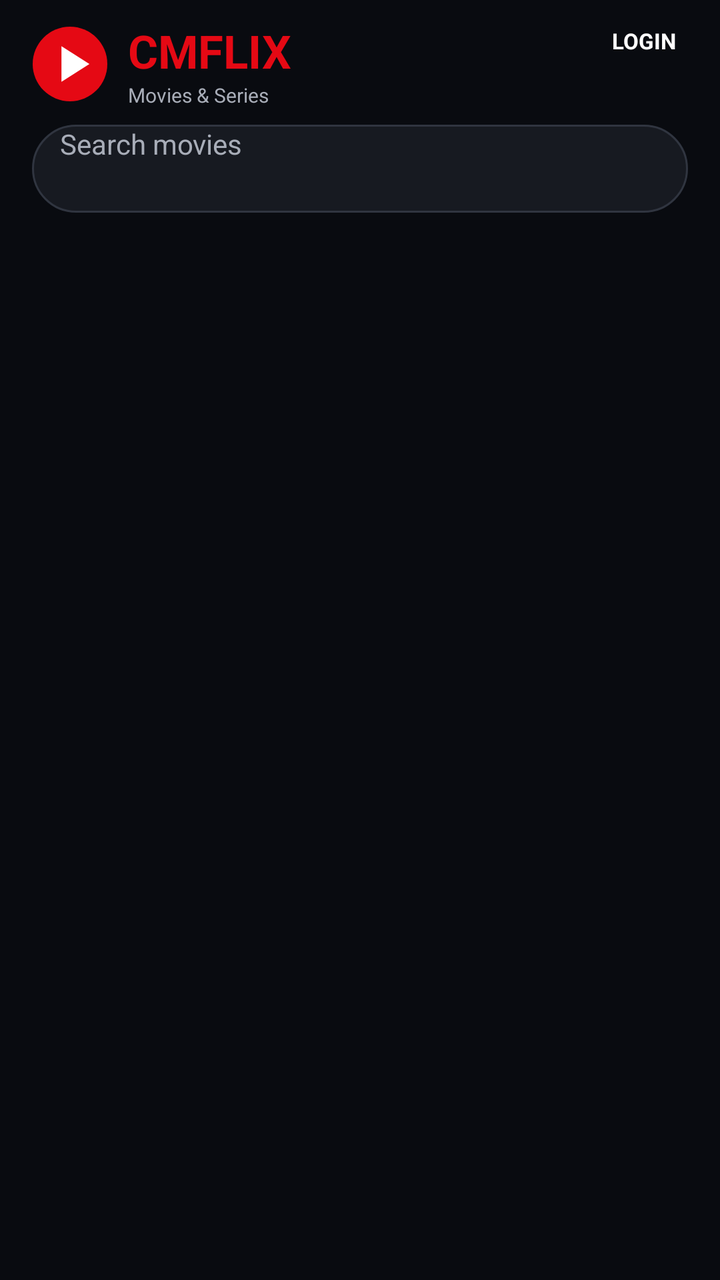
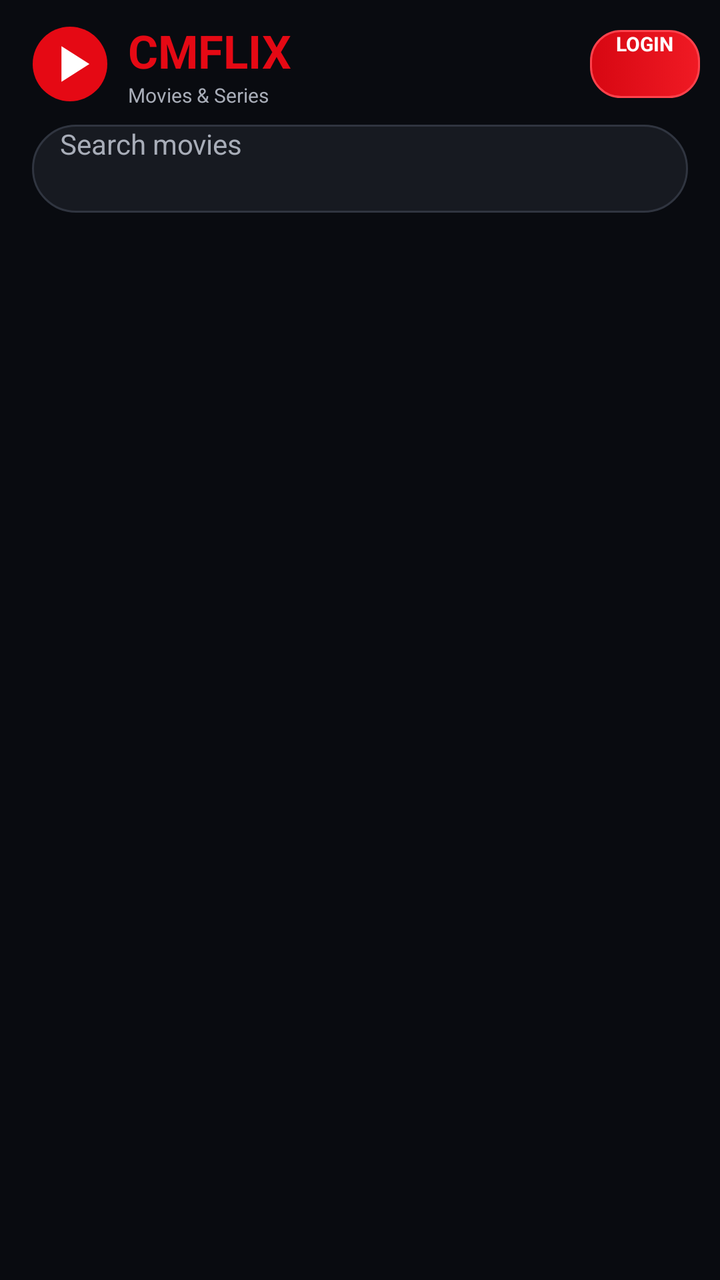

Two renders of the same Android screen: before a commit and after it. Below are the layout's source before the change and the commit's diff.
<!-- AndroidManifest.xml: activity theme Theme.CMFLIXNative.Starting -->
<!-- res/layout/activity_main.xml -->
<?xml version="1.0" encoding="utf-8"?>
<LinearLayout
    xmlns:android="http://schemas.android.com/apk/res/android"
    android:layout_width="match_parent"
    android:layout_height="match_parent"
    android:background="@color/dark_bg"
    android:orientation="vertical">

    <LinearLayout
        android:layout_width="match_parent"
        android:layout_height="wrap_content"
        android:gravity="center_vertical"
        android:orientation="horizontal"
        android:paddingStart="14dp"
        android:paddingTop="10dp"
        android:paddingEnd="10dp"
        android:paddingBottom="8dp">

        <ImageView
            android:layout_width="42dp"
            android:layout_height="42dp"
            android:contentDescription="@string/app_name"
            android:src="@drawable/ic_cmflix_logo" />

        <LinearLayout
            android:layout_width="0dp"
            android:layout_height="wrap_content"
            android:layout_marginStart="8dp"
            android:layout_weight="1"
            android:orientation="vertical">

            <TextView
                android:id="@+id/titleText"
                android:layout_width="wrap_content"
                android:layout_height="wrap_content"
                android:text="CMFLIX"
                android:textColor="@color/brand_red"
                android:textSize="23sp"
                android:textStyle="bold" />

            <TextView
                android:layout_width="wrap_content"
                android:layout_height="wrap_content"
                android:text="Movies &amp; Series"
                android:textColor="@color/gray_text"
                android:textSize="10sp" />

        </LinearLayout>

        <Button
            android:id="@+id/accountButton"
            android:layout_width="wrap_content"
            android:layout_height="38dp"
            android:backgroundTint="@color/brand_red"
            android:minHeight="0dp"
            android:minWidth="0dp"
            android:paddingStart="12dp"
            android:paddingEnd="12dp"
            android:text="LOGIN"
            android:textColor="@color/white"
            android:textSize="11sp"
            android:textStyle="bold" />

        <Button
    android:id="@+id/premiumButton"
    android:layout_width="wrap_content"
    android:layout_height="30dp"
    android:layout_marginStart="5dp"
    android:background="@drawable/vip_badge_bg"
    android:clickable="true"
    android:focusable="true"
    android:minHeight="0dp"
    android:minWidth="0dp"
    android:paddingStart="8dp"
    android:paddingEnd="8dp"
    android:text="P-0Day"
    android:textAllCaps="false"
    android:textColor="#FFF4C5"
    android:textSize="9sp"
    android:textStyle="bold"
    android:visibility="gone" />


    </LinearLayout>

    <EditText
    android:id="@+id/searchInput"
    android:layout_width="match_parent"
    android:layout_height="44dp"
    android:layout_marginStart="16dp"
    android:layout_marginEnd="16dp"
    android:layout_marginBottom="6dp"
    android:background="@drawable/search_bg"
    android:hint="Search movies"
    android:imeOptions="actionSearch"
    android:inputType="text"
    android:maxLength="50"
    android:maxLines="1"
    android:paddingStart="14dp"
    android:paddingEnd="14dp"
    android:singleLine="true"
    android:textColor="@color/white"
    android:textColorHint="@color/gray_text"
    android:textSize="14sp" />


    <LinearLayout
    android:id="@+id/categoryBar"
    android:layout_width="match_parent"
    android:layout_height="wrap_content"
    android:gravity="center"
    android:orientation="horizontal"
    android:paddingStart="10dp"
    android:paddingTop="5dp"
    android:paddingEnd="10dp"
    android:paddingBottom="10dp" />


    <FrameLayout
        android:layout_width="match_parent"
        android:layout_height="0dp"
        android:layout_weight="1">

        <androidx.recyclerview.widget.RecyclerView
            android:id="@+id/recycler"
            android:layout_width="match_parent"
            android:layout_height="match_parent"
            android:clipToPadding="false"
            android:overScrollMode="never"
            android:paddingStart="7dp"
            android:paddingTop="2dp"
            android:paddingEnd="7dp"
            android:paddingBottom="24dp"
            android:scrollbars="none" />

        <TextView
            android:id="@+id/errorText"
            android:layout_width="match_parent"
            android:layout_height="wrap_content"
            android:layout_gravity="center"
            android:gravity="center"
            android:padding="24dp"
            android:textColor="@color/gray_text"
            android:textSize="14sp"
            android:visibility="gone" />

        <ProgressBar
            android:id="@+id/progress"
            android:layout_width="44dp"
            android:layout_height="44dp"
            android:layout_gravity="bottom|center_horizontal"
            android:layout_marginBottom="18dp"
            android:visibility="gone" />

    </FrameLayout>

</LinearLayout>
<!-- resources referenced by this layout -->
<resources>
  <color name="brand_red">#E50914</color>
  <color name="dark_bg">#090B10</color>
  <color name="gray_text">#A8ADB8</color>
  <color name="white">#FFFFFF</color>
  <!-- drawable ic_cmflix_logo (drawable) -->
  <?xml version="1.0" encoding="utf-8"?>
  <vector
      xmlns:android="http://schemas.android.com/apk/res/android"
      android:width="108dp"
      android:height="108dp"
      android:viewportWidth="108"
      android:viewportHeight="108">
  
      <path
          android:fillColor="#E50914"
          android:pathData="M54,6A48,48 0,1 0,54 102A48,48 0,1 0,54 6" />
  
      <path
          android:fillColor="#FFFFFF"
          android:pathData="M43,31 L43,77 L79,54 Z" />
  
  </vector>
  <!-- drawable search_bg (drawable) -->
  <?xml version="1.0" encoding="utf-8"?>
  <shape
      xmlns:android="http://schemas.android.com/apk/res/android"
      android:shape="rectangle">
  
      <solid android:color="#171A21" />
  
      <corners android:radius="22dp" />
  
      <stroke
          android:width="1dp"
          android:color="#303540" />
  
  </shape>
  <!-- drawable vip_badge_bg (drawable) -->
  <?xml version="1.0" encoding="utf-8"?>
  <shape
      xmlns:android="http://schemas.android.com/apk/res/android"
      android:shape="rectangle">
  
      <gradient
          android:angle="0"
          android:startColor="#6E4A00"
          android:endColor="#A86C00" />
  
      <corners android:radius="15dp" />
  
      <stroke
          android:width="1dp"
          android:color="#D8A936" />
  
  </shape>
  <string name="app_name">CMFLIX</string>
  <style name="Theme.CMFLIXNative.Starting" parent="Theme.SplashScreen">
  
          <item name="windowSplashScreenBackground">
              @color/dark_bg
          </item>
  
          <item name="windowSplashScreenAnimatedIcon">
              @drawable/ic_cmflix_logo
          </item>
  
          <item name="windowSplashScreenIconBackgroundColor">
              @color/dark_bg
          </item>
  
          <item name="postSplashScreenTheme">
              @style/Theme.CMFLIXNative
          </item>
      </style>
  <style name="Theme.CMFLIXNative" parent="Theme.AppCompat.DayNight.NoActionBar">
  
          <item name="android:fontFamily">sans</item>
          <item name="android:windowActionModeOverlay">true</item>
          <item name="android:colorAccent">@color/white</item>
          <item name="android:navigationBarColor">@color/black</item>
          <item name="android:statusBarColor">@color/black</item>
          <item name="android:windowLightStatusBar">false</item>
          <item name="android:windowBackground">@color/dark_bg</item>
      </style>
  <color name="black">#000000</color>
</resources>

<!-- the commit's change to res/layout/activity_main.xml (unified diff, before → after) -->
@@ -48,18 +48,21 @@
         </LinearLayout>
 
         <Button
-            android:id="@+id/accountButton"
-            android:layout_width="wrap_content"
-            android:layout_height="38dp"
-            android:backgroundTint="@color/brand_red"
-            android:minHeight="0dp"
-            android:minWidth="0dp"
-            android:paddingStart="12dp"
-            android:paddingEnd="12dp"
-            android:text="LOGIN"
-            android:textColor="@color/white"
-            android:textSize="11sp"
-            android:textStyle="bold" />
+    android:id="@+id/accountButton"
+    android:layout_width="wrap_content"
+    android:layout_height="34dp"
+    android:background="@drawable/account_badge_bg"
+    android:backgroundTint="@null"
+    android:minHeight="0dp"
+    android:minWidth="0dp"
+    android:paddingStart="13dp"
+    android:paddingEnd="13dp"
+    android:text="LOGIN"
+    android:textAllCaps="false"
+    android:textColor="@color/white"
+    android:textSize="10sp"
+    android:textStyle="bold" />
+
 
         <Button
     android:id="@+id/premiumButton"
<!-- resource entries referenced after the edit -->
@@ -4,6 +4,46 @@
   <color name="dark_bg">#090B10</color>
   <color name="gray_text">#A8ADB8</color>
   <color name="white">#FFFFFF</color>
+  <!-- drawable account_badge_bg (drawable) -->
+  <?xml version="1.0" encoding="utf-8"?>
+  <selector
+      xmlns:android="http://schemas.android.com/apk/res/android">
+  
+      <item android:state_pressed="true">
+          <shape android:shape="rectangle">
+  
+              <gradient
+                  android:angle="0"
+                  android:startColor="#B80610"
+                  android:endColor="#D10A14" />
+  
+              <corners android:radius="15dp" />
+  
+              <stroke
+                  android:width="1dp"
+                  android:color="#FF5A62" />
+  
+          </shape>
+      </item>
+  
+      <item>
+          <shape android:shape="rectangle">
+  
+              <gradient
+                  android:angle="0"
+                  android:startColor="#D70712"
+                  android:endColor="#F01A24" />
+  
+              <corners android:radius="15dp" />
+  
+              <stroke
+                  android:width="1dp"
+                  android:color="#FF424C" />
+  
+          </shape>
+      </item>
+  
+  </selector>
   <!-- drawable ic_cmflix_logo (drawable) -->
   <?xml version="1.0" encoding="utf-8"?>
   <vector
